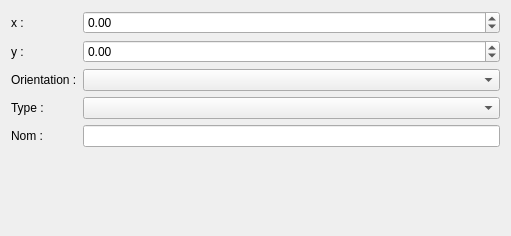
Before: the Qt Designer form sources/editor/ui/terminaleditor.ui in qelectrotech/qelectrotech-source-mirror, drawn with Qt 5.
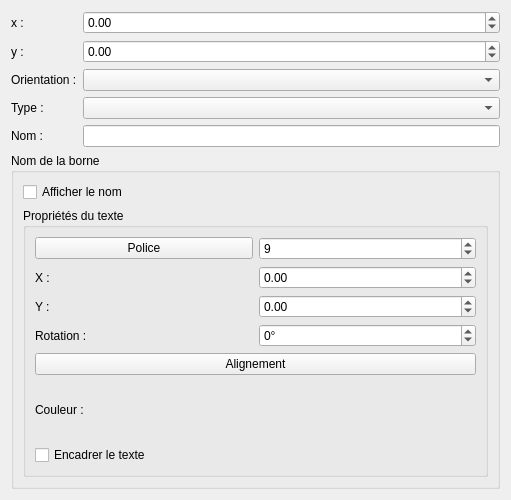
After: the same form once the commit is applied.

Commit message: Feature: Add terminal name label display in element editor

```diff
--- a/sources/editor/ui/terminaleditor.ui
+++ b/sources/editor/ui/terminaleditor.ui
@@ -7,7 +7,7 @@
     <x>0</x>
     <y>0</y>
     <width>511</width>
-    <height>236</height>
+    <height>500</height>
    </rect>
   </property>
   <property name="windowTitle">
@@ -78,18 +78,141 @@
    <item row="3" column="1">
     <widget class="QComboBox" name="m_type_cb"/>
    </item>
-   <item row="5" column="1">
-    <spacer name="verticalSpacer">
-     <property name="orientation">
-      <enum>Qt::Vertical</enum>
+   <item row="5" column="0" colspan="2">
+    <widget class="QGroupBox" name="m_label_gb">
+     <property name="title">
+      <string>Nom de la borne</string>
      </property>
-     <property name="sizeHint" stdset="0">
-      <size>
-       <width>20</width>
-       <height>40</height>
-      </size>
-     </property>
-    </spacer>
+     <layout class="QVBoxLayout" name="verticalLayout_2">
+      <item>
+       <widget class="QCheckBox" name="m_show_name_cb">
+        <property name="text">
+         <string>Afficher le nom</string>
+        </property>
+       </widget>
+      </item>
+      <item>
+       <widget class="QGroupBox" name="m_text_props_gb">
+        <property name="title">
+         <string>Propriétés du texte</string>
+        </property>
+         <layout class="QGridLayout" name="gridLayout_2">
+           <item row="0" column="0">
+            <widget class="QPushButton" name="m_font_pb">
+             <property name="text">
+              <string>Police</string>
+             </property>
+            </widget>
+           </item>
+           <item row="0" column="1">
+            <widget class="QSpinBox" name="m_label_size_sb">
+             <property name="minimum">
+              <number>4</number>
+             </property>
+             <property name="maximum">
+              <number>50</number>
+             </property>
+             <property name="value">
+              <number>9</number>
+             </property>
+            </widget>
+           </item>
+           <item row="1" column="0">
+            <widget class="QLabel" name="label_7">
+             <property name="text">
+              <string>X :</string>
+             </property>
+            </widget>
+           </item>
+           <item row="1" column="1">
+            <widget class="QDoubleSpinBox" name="m_label_x_dsb">
+             <property name="minimum">
+              <double>-5000.000000000000000</double>
+             </property>
+             <property name="maximum">
+              <double>5000.000000000000000</double>
+             </property>
+            </widget>
+           </item>
+           <item row="2" column="0">
+            <widget class="QLabel" name="label_8">
+             <property name="text">
+              <string>Y :</string>
+             </property>
+            </widget>
+           </item>
+           <item row="2" column="1">
+            <widget class="QDoubleSpinBox" name="m_label_y_dsb">
+             <property name="minimum">
+              <double>-5000.000000000000000</double>
+             </property>
+             <property name="maximum">
+              <double>5000.000000000000000</double>
+             </property>
+            </widget>
+           </item>
+           <item row="3" column="0">
+            <widget class="QLabel" name="label_10">
+             <property name="text">
+              <string>Rotation :</string>
+             </property>
+            </widget>
+           </item>
+           <item row="3" column="1">
+            <widget class="QDoubleSpinBox" name="m_label_rotation_sb">
+             <property name="wrapping">
+              <bool>true</bool>
+             </property>
+             <property name="suffix">
+              <string>°</string>
+             </property>
+             <property name="decimals">
+              <number>0</number>
+             </property>
+             <property name="minimum">
+              <double>0.000000000000000</double>
+             </property>
+             <property name="maximum">
+              <double>359.000000000000000</double>
+             </property>
+            </widget>
+           </item>
+           <item row="4" column="0" colspan="2">
+            <widget class="QPushButton" name="m_align_pb">
+             <property name="text">
+              <string>Alignement</string>
+             </property>
+            </widget>
+           </item>
+           <item row="5" column="0">
+            <widget class="QLabel" name="label_13">
+             <property name="text">
+              <string>Couleur :</string>
+             </property>
+            </widget>
+           </item>
+           <item row="5" column="1">
+            <widget class="QWidget" name="m_color_widget" native="true">
+             <property name="minimumSize">
+              <size>
+               <width>40</width>
+               <height>24</height>
+              </size>
+             </property>
+            </widget>
+           </item>
+           <item row="6" column="0" colspan="2">
+            <widget class="QCheckBox" name="m_label_frame_cb">
+             <property name="text">
+              <string>Encadrer le texte</string>
+             </property>
+            </widget>
+           </item>
+          </layout>
+       </widget>
+      </item>
+     </layout>
+    </widget>
    </item>
   </layout>
  </widget>
```
The commit also changes 7 other files.
